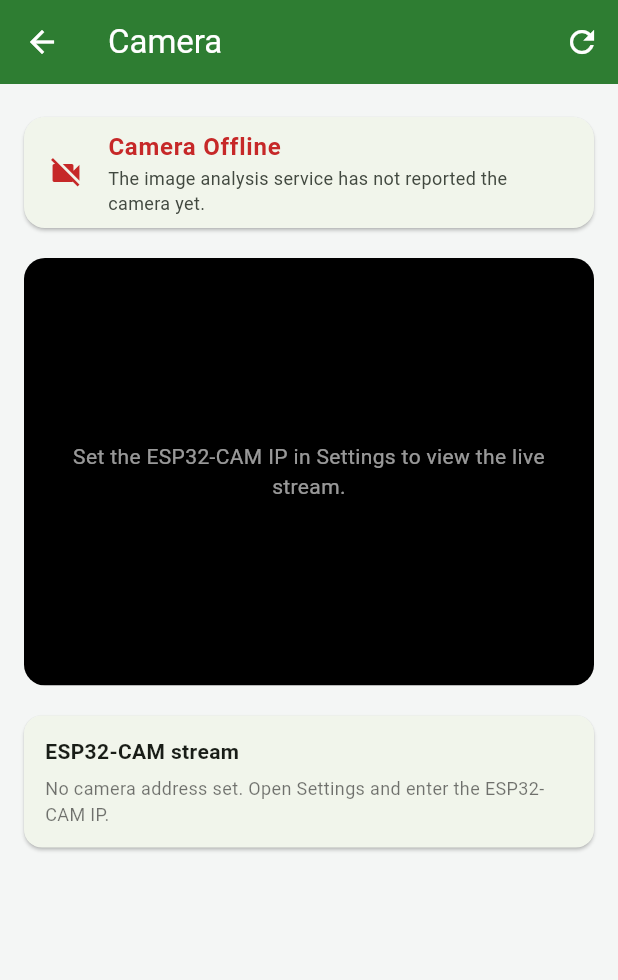
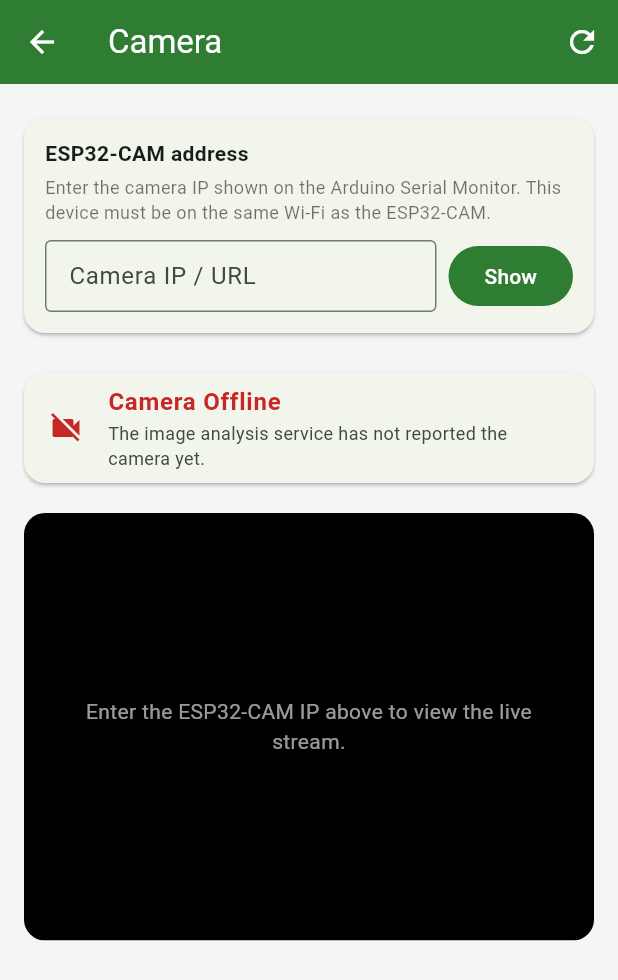
Before and after one commit to krcgoktug/smart-fridge-project, a Flutter app: the CameraViewScreen screen opened directly, on a phone screen of 412 x 824 dp. Shown: the top 980 px of the screen. Run offline on Flutter 3.47's test engine with Material 3 defaults, Android fonts, the phone set to English and light mode, and no system bars; our stand-ins replace firebase_core, firebase_database, shared_preferences, web; missing offline and left inert: dart:ui_web, flutter_mjpeg; accounts and stored records are empty.

Commit message:
Fix web camera streaming, add humidity, rework the sensors section
The web build now renders the ESP32-CAM MJPEG feed with a native <img>
element (via package:web + HtmlElementView) instead of flutter_mjpeg,
which is unreliable on the web; mobile keeps flutter_mjpeg through a
conditional import. The Camera screen gains an inline address field and
only warns about mixed content when the page is actually served over
HTTPS.

The DHT11 already measures humidity, so the firmware now reports it and
the dashboard "Environment" section is renamed "Sensors" and shows
temperature, humidity, gas and weight as clear cards.

Co-Authored-By: Claude Opus 4.7 (1M context) <noreply@anthropic.com>

```diff
--- a/docs/demo-seed.json
+++ b/docs/demo-seed.json
@@ -5,6 +5,7 @@
       "sensors": {
         "weight": 1284,
         "temperature": 5.8,
+        "humidity": 47,
         "gas": 1350,
         "updatedAt": 1747560000,
         "alive": true
--- a/mobile/smart_fridge_app/lib/models/sensor_data.dart
+++ b/mobile/smart_fridge_app/lib/models/sensor_data.dart
@@ -4,6 +4,7 @@ class SensorData {
   SensorData({
     this.weight = 0,
     this.temperature = 0,
+    this.humidity = 0,
     this.gas = 0,
     this.updatedAt = 0,
     this.alive = false,
@@ -11,6 +12,7 @@ class SensorData {
 
   final num weight; // grams
   final num temperature; // Celsius
+  final num humidity; // percent (DHT11)
   final num gas; // MQ135 raw ADC
   final num updatedAt; // Unix seconds (NTP)
   final bool alive;
@@ -36,6 +38,7 @@ class SensorData {
     return SensorData(
       weight: n(map['weight']),
       temperature: n(map['temperature']),
+      humidity: n(map['humidity']),
       gas: n(map['gas']),
       updatedAt: n(map['updatedAt']),
       alive: map['alive'] == true,
--- a/mobile/smart_fridge_app/lib/screens/camera_view_screen.dart
+++ b/mobile/smart_fridge_app/lib/screens/camera_view_screen.dart
@@ -1,14 +1,15 @@
 import 'package:flutter/foundation.dart' show kIsWeb;
 import 'package:flutter/material.dart';
-import 'package:flutter_mjpeg/flutter_mjpeg.dart';
 
 import '../models/camera_status.dart';
 import '../services/firebase_service.dart';
 import '../services/settings_service.dart';
 import '../utils/status_colors.dart';
+import '../widgets/camera_stream_web.dart'
+    if (dart.library.io) '../widgets/camera_stream_io.dart';
 
-/// Screen 3 - Camera. Shows the live ESP32-CAM MJPEG stream and the camera
-/// online status reported by the image analysis service.
+/// Screen 3 - Camera. Lets the user enter the ESP32-CAM address and shows
+/// the live MJPEG stream plus the camera online status.
 class CameraViewScreen extends StatefulWidget {
   const CameraViewScreen({super.key});
 
@@ -17,16 +18,44 @@ class CameraViewScreen extends StatefulWidget {
 }
 
 class _CameraViewScreenState extends State<CameraViewScreen> {
+  late final TextEditingController _ipController;
+
+  @override
+  void initState() {
+    super.initState();
+    _ipController =
+        TextEditingController(text: SettingsService.cameraBaseUrl);
+  }
+
+  @override
+  void dispose() {
+    _ipController.dispose();
+    super.dispose();
+  }
+
+  Future<void> _save() async {
+    await SettingsService.setCameraBaseUrl(_ipController.text);
+    if (!mounted) return;
+    setState(() {});
+    ScaffoldMessenger.of(context)
+      ..removeCurrentSnackBar()
+      ..showSnackBar(
+          const SnackBar(content: Text('Camera address saved.')));
+  }
+
   @override
   Widget build(BuildContext context) {
     final String streamUrl = SettingsService.streamUrl;
+    // A web build served over HTTPS cannot load the camera's HTTP stream
+    // (mixed content). A local HTTP run (flutter run -d chrome) is fine.
+    final bool httpsBlocked = kIsWeb && Uri.base.scheme == 'https';
 
     return Scaffold(
       appBar: AppBar(
         title: const Text('Camera'),
         actions: <Widget>[
           IconButton(
-            tooltip: 'Refresh',
+            tooltip: 'Reload stream',
             icon: const Icon(Icons.refresh),
             onPressed: () => setState(() {}),
           ),
@@ -35,41 +64,74 @@ class _CameraViewScreenState extends State<CameraViewScreen> {
       body: ListView(
         padding: const EdgeInsets.all(16),
         children: <Widget>[
-          if (kIsWeb) const _WebLimitationNote(),
-          if (kIsWeb) const SizedBox(height: 14),
+          _AddressCard(controller: _ipController, onSave: _save),
+          const SizedBox(height: 14),
+          if (httpsBlocked) ...<Widget>[
+            const _HttpsBlockedNote(),
+            const SizedBox(height: 14),
+          ],
           StreamBuilder<CameraStatus>(
             stream: FirebaseService.cameraStatusStream(),
             builder:
-                (BuildContext context, AsyncSnapshot<CameraStatus> snap) {
-              return _CameraStatusCard(
-                  status: snap.data ?? CameraStatus());
-            },
+                (BuildContext context, AsyncSnapshot<CameraStatus> snap) =>
+                    _CameraStatusCard(status: snap.data ?? CameraStatus()),
           ),
           const SizedBox(height: 14),
-          _StreamView(streamUrl: streamUrl),
-          const SizedBox(height: 14),
-          Card(
+          _StreamArea(streamUrl: streamUrl, httpsBlocked: httpsBlocked),
+        ],
+      ),
+    );
+  }
+}
+
+class _AddressCard extends StatelessWidget {
+  const _AddressCard({required this.controller, required this.onSave});
+
+  final TextEditingController controller;
+  final Future<void> Function() onSave;
+
+  @override
+  Widget build(BuildContext context) {
+    return Card(
+      shape: RoundedRectangleBorder(borderRadius: BorderRadius.circular(14)),
       child: Padding(
         padding: const EdgeInsets.all(14),
         child: Column(
           crossAxisAlignment: CrossAxisAlignment.start,
           children: <Widget>[
-                  const Text('ESP32-CAM stream',
+            const Text('ESP32-CAM address',
                 style: TextStyle(fontWeight: FontWeight.bold)),
-                  const SizedBox(height: 6),
-                  Text(
-                    streamUrl.isEmpty
-                        ? 'No camera address set. Open Settings and enter '
-                            'the ESP32-CAM IP.'
-                        : streamUrl,
-                    style: const TextStyle(
-                        fontSize: 12, color: Colors.black54),
+            const SizedBox(height: 4),
+            const Text(
+              'Enter the camera IP shown on the Arduino Serial Monitor. '
+              'This device must be on the same Wi-Fi as the ESP32-CAM.',
+              style: TextStyle(fontSize: 12, color: Colors.black54),
+            ),
+            const SizedBox(height: 10),
+            Row(
+              children: <Widget>[
+                Expanded(
+                  child: TextField(
+                    controller: controller,
+                    keyboardType: TextInputType.url,
+                    decoration: const InputDecoration(
+                      labelText: 'Camera IP / URL',
+                      hintText: 'http://192.168.1.50',
+                      border: OutlineInputBorder(),
+                      isDense: true,
+                    ),
+                    onSubmitted: (_) => onSave(),
+                  ),
+                ),
+                const SizedBox(width: 8),
+                FilledButton(
+                  onPressed: onSave,
+                  child: const Text('Show'),
                 ),
               ],
             ),
+          ],
         ),
-          ),
-        ],
       ),
     );
   }
@@ -107,55 +169,68 @@ class _CameraStatusCard extends StatelessWidget {
   }
 }
 
-class _StreamView extends StatelessWidget {
-  const _StreamView({required this.streamUrl});
+class _StreamArea extends StatelessWidget {
+  const _StreamArea({required this.streamUrl, required this.httpsBlocked});
+
   final String streamUrl;
+  final bool httpsBlocked;
 
   @override
   Widget build(BuildContext context) {
     Widget child;
-    if (streamUrl.isEmpty) {
-      child = const Center(
-        child: Padding(
-          padding: EdgeInsets.all(24),
-          child: Text(
-            'Set the ESP32-CAM IP in Settings to view the live stream.',
-            textAlign: TextAlign.center,
-            style: TextStyle(color: Colors.white60),
-          ),
-        ),
+    if (httpsBlocked) {
+      child = const _StreamMessage(
+        'The live stream is disabled on an HTTPS page.\n'
+        'Run the app as the Android app or a local run on the same Wi-Fi.',
+      );
+    } else if (streamUrl.isEmpty) {
+      child = const _StreamMessage(
+        'Enter the ESP32-CAM IP above to view the live stream.',
       );
     } else {
-      child = Mjpeg(
-        stream: streamUrl,
-        isLive: true,
-        fit: BoxFit.contain,
-        error: (BuildContext context, dynamic error, dynamic stack) =>
-            const Center(
-          child: Padding(
-            padding: EdgeInsets.all(24),
-            child: Text(
-              'Cannot reach the camera stream.\n'
-              'The device must be on the same Wi-Fi as the ESP32-CAM.',
-              textAlign: TextAlign.center,
-              style: TextStyle(color: Colors.white60),
-            ),
-          ),
-        ),
-      );
+      child = CameraStream(streamUrl: streamUrl);
     }
-    return ClipRRect(
+    return Column(
+      crossAxisAlignment: CrossAxisAlignment.start,
+      children: <Widget>[
+        ClipRRect(
           borderRadius: BorderRadius.circular(14),
           child: AspectRatio(
             aspectRatio: 4 / 3,
             child: Container(color: Colors.black, child: child),
           ),
+        ),
+        if (streamUrl.isNotEmpty) ...<Widget>[
+          const SizedBox(height: 8),
+          Text('Stream: $streamUrl',
+              style: const TextStyle(fontSize: 11, color: Colors.black45)),
+        ],
+      ],
     );
   }
 }
 
-class _WebLimitationNote extends StatelessWidget {
-  const _WebLimitationNote();
+class _StreamMessage extends StatelessWidget {
+  const _StreamMessage(this.text);
+  final String text;
+
+  @override
+  Widget build(BuildContext context) {
+    return Center(
+      child: Padding(
+        padding: const EdgeInsets.all(24),
+        child: Text(
+          text,
+          textAlign: TextAlign.center,
+          style: const TextStyle(color: Colors.white60),
+        ),
+      ),
+    );
+  }
+}
+
+class _HttpsBlockedNote extends StatelessWidget {
+  const _HttpsBlockedNote();
 
   @override
   Widget build(BuildContext context) {
@@ -170,10 +245,9 @@ class _WebLimitationNote extends StatelessWidget {
             SizedBox(width: 10),
             Expanded(
               child: Text(
-                'This is a web build. Browsers block the ESP32-CAM\'s HTTP '
-                'stream from an HTTPS page (mixed content). For the live '
-                'stream use the Android app or a local run on the same '
-                'Wi-Fi as the camera.',
+                'This page is served over HTTPS, so the browser blocks the '
+                "ESP32-CAM's HTTP stream (mixed content). Use the Android "
+                'app or a local run on the same Wi-Fi for the live camera.',
                 style: TextStyle(fontSize: 12.5, color: Color(0xFF8A6D00)),
               ),
             ),
--- a/mobile/smart_fridge_app/pubspec.yaml
+++ b/mobile/smart_fridge_app/pubspec.yaml
@@ -16,8 +16,10 @@ dependencies:
   firebase_core: ^3.6.0
   firebase_database: ^11.1.4
 
-  # Live ESP32-CAM MJPEG stream.
+  # Live ESP32-CAM MJPEG stream. Mobile/desktop uses flutter_mjpeg; the web
+  # build uses a native <img> element via package:web (see camera_stream_*).
   flutter_mjpeg: ^2.0.0
+  web: ^1.1.0
 
   # Persist the user-configured ESP32-CAM address.
   shared_preferences: ^2.3.2
```
Also changed, not shown: mobile/smart_fridge_app/lib/screens/dashboard_screen.dart (+17 -10 lines), mobile/smart_fridge_app/lib/widgets/camera_stream_io.dart (added, +34 -0 lines), mobile/smart_fridge_app/lib/widgets/camera_stream_web.dart (added, +42 -0 lines), mobile/smart_fridge_app/pubspec.lock, 5 other files. Lines whose indentation alone changed are shown as unchanged.
